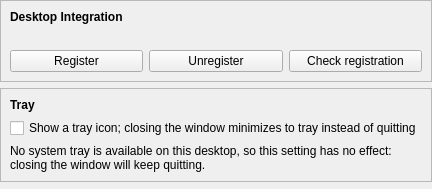
borco/rehuco, file packages/rehuco-agent/src/rehuco_agent/settings/ui/desktop_integration_page.ui: the form before one commit.
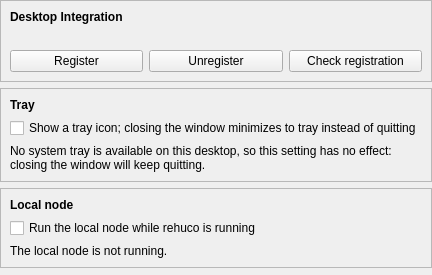
The form after the commit.

Commit message: refs #506: feat: the local node as a child of the agent -- heartbeat process, NodeHost, Enable checkbox

The edit to the form file:
```diff
--- a/packages/rehuco-agent/src/rehuco_agent/settings/ui/desktop_integration_page.ui
+++ b/packages/rehuco-agent/src/rehuco_agent/settings/ui/desktop_integration_page.ui
@@ -130,6 +130,56 @@
      </layout>
     </widget>
    </item>
+   <item>
+    <widget class="QFrame" name="node_frame">
+     <property name="sizePolicy">
+      <sizepolicy hsizetype="Preferred" vsizetype="Maximum">
+       <horstretch>0</horstretch>
+       <verstretch>0</verstretch>
+      </sizepolicy>
+     </property>
+     <property name="frameShape">
+      <enum>QFrame::Shape::StyledPanel</enum>
+     </property>
+     <property name="frameShadow">
+      <enum>QFrame::Shadow::Raised</enum>
+     </property>
+     <layout class="QVBoxLayout" name="node_frame_layout">
+      <item>
+       <widget class="QLabel" name="node_frame_label">
+        <property name="font">
+         <font>
+          <bold>true</bold>
+         </font>
+        </property>
+        <property name="text">
+         <string>Local node</string>
+        </property>
+       </widget>
+      </item>
+      <item>
+       <widget class="QCheckBox" name="node_enabled_check_box">
+        <property name="text">
+         <string>Run the local node while rehuco is running</string>
+        </property>
+        <property name="toolTip">
+         <string>Started a few seconds after the window, as this user, and stopped when rehuco quits; it keeps running while rehuco sits in the tray</string>
+        </property>
+       </widget>
+      </item>
+      <item>
+       <widget class="QLabel" name="node_status_label">
+        <property name="wordWrap">
+         <bool>true</bool>
+        </property>
+        <property name="text">
+         <string>The local node is not running.</string>
+        </property>
+       </widget>
+      </item>
+     </layout>
+    </widget>
+   </item>
    <item>
     <spacer name="bottom_spacer">
      <property name="orientation">
```
The commit also changes 34 other files.
